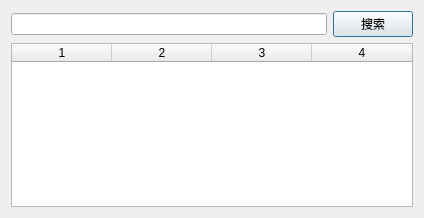
Old version of the form TestProject/ui/addFriend.ui in the repository ChinSing00/ChatChat.
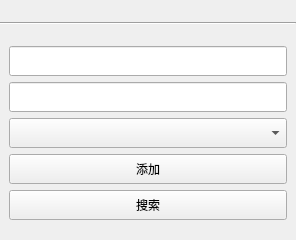
New version of the form. Icons and pictures are not drawn.

Patch:
```diff
--- a/TestProject/ui/addFriend.ui
+++ b/TestProject/ui/addFriend.ui
@@ -6,52 +6,237 @@
    <rect>
     <x>0</x>
     <y>0</y>
-    <width>424</width>
-    <height>218</height>
+    <width>296</width>
+    <height>240</height>
    </rect>
   </property>
   <property name="windowTitle">
    <string>Dialog</string>
   </property>
-  <layout class="QVBoxLayout" name="verticalLayout">
+  <layout class="QVBoxLayout" name="verticalLayout" stretch="1,0,99">
+   <property name="spacing">
+    <number>0</number>
+   </property>
+   <property name="leftMargin">
+    <number>0</number>
+   </property>
+   <property name="topMargin">
+    <number>0</number>
+   </property>
+   <property name="rightMargin">
+    <number>0</number>
+   </property>
+   <property name="bottomMargin">
+    <number>0</number>
+   </property>
    <item>
-    <layout class="QHBoxLayout" name="horizontalLayout">
-     <item>
-      <widget class="QLineEdit" name="lineEdit"/>
-     </item>
-     <item>
-      <widget class="QPushButton" name="search">
-       <property name="text">
-        <string>搜索</string>
-       </property>
-      </widget>
-     </item>
-    </layout>
+    <widget class="QFrame" name="horizontalFrame">
+     <layout class="QHBoxLayout" name="horizontalLayout_5" stretch="0,8,3">
+      <property name="spacing">
+       <number>0</number>
+      </property>
+      <property name="leftMargin">
+       <number>4</number>
+      </property>
+      <property name="topMargin">
+       <number>0</number>
+      </property>
+      <property name="rightMargin">
+       <number>0</number>
+      </property>
+      <property name="bottomMargin">
+       <number>0</number>
+      </property>
+      <item>
+       <widget class="QLabel" name="from_jid">
+        <property name="minimumSize">
+         <size>
+          <width>180</width>
+          <height>0</height>
+         </size>
+        </property>
+        <property name="text">
+         <string/>
+        </property>
+        <property name="alignment">
+         <set>Qt::AlignLeading|Qt::AlignLeft|Qt::AlignVCenter</set>
+        </property>
+       </widget>
+      </item>
+      <item>
+       <spacer name="horizontalSpacer">
+        <property name="orientation">
+         <enum>Qt::Horizontal</enum>
+        </property>
+        <property name="sizeHint" stdset="0">
+         <size>
+          <width>20</width>
+          <height>1</height>
+         </size>
+        </property>
+       </spacer>
+      </item>
+      <item>
+       <widget class="QFrame" name="top_btn_gb">
+        <property name="sizePolicy">
+         <sizepolicy hsizetype="Fixed" vsizetype="Preferred">
+          <horstretch>0</horstretch>
+          <verstretch>0</verstretch>
+         </sizepolicy>
+        </property>
+        <property name="layoutDirection">
+         <enum>Qt::LeftToRight</enum>
+        </property>
+        <layout class="QHBoxLayout" name="horizontalLayout_6" stretch="0,0">
+         <property name="spacing">
+          <number>0</number>
+         </property>
+         <property name="leftMargin">
+          <number>0</number>
+         </property>
+         <property name="topMargin">
+          <number>0</number>
+         </property>
+         <property name="rightMargin">
+          <number>0</number>
+         </property>
+         <property name="bottomMargin">
+          <number>0</number>
+         </property>
+         <item>
+          <widget class="QPushButton" name="minimum_btn">
+           <property name="sizePolicy">
+            <sizepolicy hsizetype="Preferred" vsizetype="Preferred">
+             <horstretch>0</horstretch>
+             <verstretch>0</verstretch>
+            </sizepolicy>
+           </property>
+           <property name="layoutDirection">
+            <enum>Qt::RightToLeft</enum>
+           </property>
+           <property name="text">
+            <string/>
+           </property>
+           <property name="icon">
+            <iconset resource="../src/img.qrc">
+             <normaloff>:/src/icon/下拉.svg</normaloff>:/src/icon/下拉.svg</iconset>
+           </property>
+           <property name="autoRepeat">
+            <bool>false</bool>
+           </property>
+           <property name="flat">
+            <bool>true</bool>
+           </property>
+          </widget>
+         </item>
+         <item>
+          <widget class="QPushButton" name="close_btn">
+           <property name="sizePolicy">
+            <sizepolicy hsizetype="Preferred" vsizetype="Ignored">
+             <horstretch>0</horstretch>
+             <verstretch>0</verstretch>
+            </sizepolicy>
+           </property>
+           <property name="layoutDirection">
+            <enum>Qt::LeftToRight</enum>
+           </property>
+           <property name="styleSheet">
+            <string notr="true"/>
+           </property>
+           <property name="text">
+            <string/>
+           </property>
+           <property name="icon">
+            <iconset resource="../src/img.qrc">
+             <normaloff>:/src/icon/关闭.svg</normaloff>:/src/icon/关闭.svg</iconset>
+           </property>
+           <property name="default">
+            <bool>true</bool>
+           </property>
+           <property name="flat">
+            <bool>true</bool>
+           </property>
+          </widget>
+         </item>
+        </layout>
+       </widget>
+      </item>
+     </layout>
+    </widget>
    </item>
    <item>
-    <widget class="QTableWidget" name="tlist">
-     <property name="autoFillBackground">
-      <bool>false</bool>
+    <widget class="Line" name="line">
+     <property name="orientation">
+      <enum>Qt::Horizontal</enum>
      </property>
-     <property name="autoScrollMargin">
-      <number>8</number>
-     </property>
-     <property name="alternatingRowColors">
-      <bool>false</bool>
-     </property>
-     <property name="showGrid">
-      <bool>true</bool>
-     </property>
-     <property name="sortingEnabled">
-      <bool>false</bool>
-     </property>
-     <property name="columnCount">
-      <number>4</number>
-     </property>
-     <column/>
-     <column/>
-     <column/>
-     <column/>
+    </widget>
+   </item>
+   <item>
+    <widget class="QWidget" name="container" native="true">
+     <layout class="QFormLayout" name="formLayout">
+      <property name="labelAlignment">
+       <set>Qt::AlignCenter</set>
+      </property>
+      <property name="formAlignment">
+       <set>Qt::AlignCenter</set>
+      </property>
+      <item row="1" column="0" colspan="2">
+       <widget class="QLineEdit" name="searchID">
+        <property name="minimumSize">
+         <size>
+          <width>0</width>
+          <height>30</height>
+         </size>
+        </property>
+       </widget>
+      </item>
+      <item row="2" column="0" colspan="2">
+       <widget class="QLineEdit" name="nickname">
+        <property name="minimumSize">
+         <size>
+          <width>0</width>
+          <height>30</height>
+         </size>
+        </property>
+       </widget>
+      </item>
+      <item row="3" column="0" colspan="2">
+       <widget class="QComboBox" name="addto">
+        <property name="minimumSize">
+         <size>
+          <width>0</width>
+          <height>30</height>
+         </size>
+        </property>
+       </widget>
+      </item>
+      <item row="4" column="0" colspan="2">
+       <widget class="QPushButton" name="add">
+        <property name="minimumSize">
+         <size>
+          <width>0</width>
+          <height>30</height>
+         </size>
+        </property>
+        <property name="text">
+         <string>添加</string>
+        </property>
+       </widget>
+      </item>
+      <item row="5" column="0" colspan="2">
+       <widget class="QPushButton" name="search">
+        <property name="minimumSize">
+         <size>
+          <width>0</width>
+          <height>30</height>
+         </size>
+        </property>
+        <property name="text">
+         <string>搜索</string>
+        </property>
+       </widget>
+      </item>
+     </layout>
     </widget>
    </item>
   </layout>
```
Left out of the diff: 4 changed lines with no effect on the pictures.
